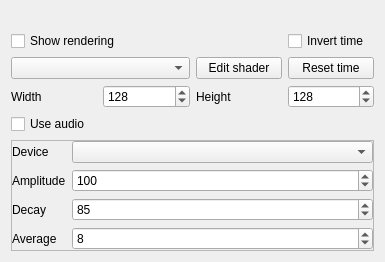
Before: the Qt Designer form Effects/Shaders/Shaders.ui in DLdota/OpenRGBEffectsPlugin, drawn with Qt 5.
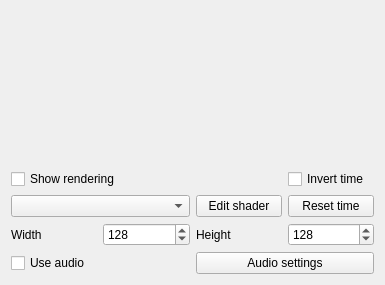
After: the same form once the commit is applied.

What changed in the file:
```diff
--- a/Effects/Shaders/Shaders.ui
+++ b/Effects/Shaders/Shaders.ui
@@ -7,7 +7,7 @@
     <x>0</x>
     <y>0</y>
     <width>385</width>
-    <height>258</height>
+    <height>285</height>
    </rect>
   </property>
   <property name="sizePolicy">
@@ -19,14 +19,38 @@
   <property name="windowTitle">
    <string>Form</string>
   </property>
-  <layout class="QGridLayout" name="gridLayout" rowstretch="0,0,0,0,0,0,0,0" columnstretch="0,0,0,0">
+  <layout class="QGridLayout" name="gridLayout" rowstretch="0,0,0,0,0,0,0" columnstretch="0,0,0,0">
    <property name="sizeConstraint">
     <enum>QLayout::SetDefaultConstraint</enum>
    </property>
-   <item row="6" column="0">
-    <widget class="QCheckBox" name="use_audio">
+   <item row="3" column="0" colspan="2">
+    <widget class="QComboBox" name="shaders"/>
+   </item>
+   <item row="3" column="3">
+    <widget class="QPushButton" name="time_reset">
      <property name="text">
-      <string>Use audio</string>
+      <string>Reset time</string>
+     </property>
+    </widget>
+   </item>
+   <item row="2" column="3">
+    <widget class="QCheckBox" name="invert_time">
+     <property name="text">
+      <string>Invert time</string>
+     </property>
+    </widget>
+   </item>
+   <item row="2" column="0" colspan="3">
+    <widget class="QCheckBox" name="show_rendering">
+     <property name="text">
+      <string>Show rendering</string>
+     </property>
+    </widget>
+   </item>
+   <item row="3" column="2">
+    <widget class="QPushButton" name="edit">
+     <property name="text">
+      <string>Edit shader</string>
      </property>
     </widget>
    </item>
@@ -37,6 +61,19 @@
      </property>
     </widget>
    </item>
+   <item row="5" column="1">
+    <widget class="QSpinBox" name="width">
+     <property name="minimum">
+      <number>1</number>
+     </property>
+     <property name="maximum">
+      <number>512</number>
+     </property>
+     <property name="value">
+      <number>128</number>
+     </property>
+    </widget>
+   </item>
    <item row="0" column="0" colspan="4">
     <widget class="QLabel" name="preview">
      <property name="text">
@@ -44,46 +81,6 @@
      </property>
     </widget>
    </item>
-   <item row="5" column="3">
-    <widget class="QSpinBox" name="height">
-     <property name="minimum">
-      <number>1</number>
-     </property>
-     <property name="maximum">
-      <number>512</number>
-     </property>
-     <property name="value">
-      <number>128</number>
-     </property>
-    </widget>
-   </item>
-   <item row="3" column="2">
-    <widget class="QPushButton" name="edit">
-     <property name="text">
-      <string>Edit shader</string>
-     </property>
-    </widget>
-   </item>
-   <item row="2" column="3">
-    <widget class="QCheckBox" name="invert_time">
-     <property name="text">
-      <string>Invert time</string>
-     </property>
-    </widget>
-   </item>
-   <item row="5" column="1">
-    <widget class="QSpinBox" name="width">
-     <property name="minimum">
-      <number>1</number>
-     </property>
-     <property name="maximum">
-      <number>512</number>
-     </property>
-     <property name="value">
-      <number>128</number>
-     </property>
-    </widget>
-   </item>
    <item row="5" column="2">
     <widget class="QLabel" name="label_2">
      <property name="text">
@@ -91,129 +88,33 @@
      </property>
     </widget>
    </item>
-   <item row="7" column="0" colspan="4">
-    <widget class="QFrame" name="audio_frame">
-     <property name="sizePolicy">
-      <sizepolicy hsizetype="Preferred" vsizetype="Preferred">
-       <horstretch>0</horstretch>
-       <verstretch>0</verstretch>
-      </sizepolicy>
+   <item row="5" column="3">
+    <widget class="QSpinBox" name="height">
+     <property name="minimum">
+      <number>1</number>
      </property>
-     <property name="minimumSize">
-      <size>
-       <width>0</width>
-       <height>20</height>
-      </size>
+     <property name="maximum">
+      <number>512</number>
      </property>
-     <property name="frameShape">
-      <enum>QFrame::StyledPanel</enum>
+     <property name="value">
+      <number>128</number>
      </property>
-     <property name="frameShadow">
-      <enum>QFrame::Raised</enum>
-     </property>
-     <layout class="QGridLayout" name="gridLayout_2" rowstretch="0,0,0,0" columnstretch="0,1">
-      <property name="sizeConstraint">
-       <enum>QLayout::SetMinimumSize</enum>
-      </property>
-      <property name="leftMargin">
-       <number>0</number>
-      </property>
-      <property name="topMargin">
-       <number>0</number>
-      </property>
-      <property name="rightMargin">
-       <number>0</number>
-      </property>
-      <property name="bottomMargin">
-       <number>0</number>
-      </property>
-      <item row="2" column="1">
-       <widget class="QSpinBox" name="decay">
-        <property name="maximum">
-         <number>100</number>
-        </property>
-        <property name="value">
-         <number>85</number>
-        </property>
-       </widget>
-      </item>
-      <item row="0" column="1">
-       <widget class="QComboBox" name="audio_device"/>
-      </item>
-      <item row="1" column="1">
-       <widget class="QSpinBox" name="amplitude">
-        <property name="maximum">
-         <number>10000000</number>
-        </property>
-        <property name="value">
-         <number>100</number>
-        </property>
-       </widget>
-      </item>
-      <item row="3" column="1">
-       <widget class="QSpinBox" name="average">
-        <property name="minimum">
-         <number>1</number>
-        </property>
-        <property name="maximum">
-         <number>256</number>
-        </property>
-        <property name="singleStep">
-         <number>1</number>
-        </property>
-        <property name="value">
-         <number>8</number>
-        </property>
-       </widget>
-      </item>
-      <item row="2" column="0">
-       <widget class="QLabel" name="label_3">
-        <property name="text">
-         <string>Decay</string>
-        </property>
-       </widget>
-      </item>
-      <item row="1" column="0">
-       <widget class="QLabel" name="label_4">
-        <property name="text">
-         <string>Amplitude</string>
-        </property>
-       </widget>
-      </item>
-      <item row="0" column="0">
-       <widget class="QLabel" name="label_5">
-        <property name="text">
-         <string>Device</string>
-        </property>
-       </widget>
-      </item>
-      <item row="3" column="0">
-       <widget class="QLabel" name="label_6">
-        <property name="text">
-         <string>Average</string>
-        </property>
-       </widget>
-      </item>
-     </layout>
     </widget>
    </item>
-   <item row="3" column="3">
-    <widget class="QPushButton" name="time_reset">
+   <item row="6" column="2" colspan="2">
+    <widget class="QPushButton" name="audio_settings">
      <property name="text">
-      <string>Reset time</string>
+      <string>Audio settings</string>
      </property>
     </widget>
    </item>
-   <item row="2" column="0" colspan="3">
-    <widget class="QCheckBox" name="show_rendering">
+   <item row="6" column="0" colspan="2">
+    <widget class="QCheckBox" name="use_audio">
      <property name="text">
-      <string>Show rendering</string>
+      <string>Use audio</string>
      </property>
     </widget>
    </item>
-   <item row="3" column="0" colspan="2">
-    <widget class="QComboBox" name="shaders"/>
-   </item>
   </layout>
  </widget>
  <resources/>
```
Left out of the diff: 11 changed lines with no effect on the pictures.
